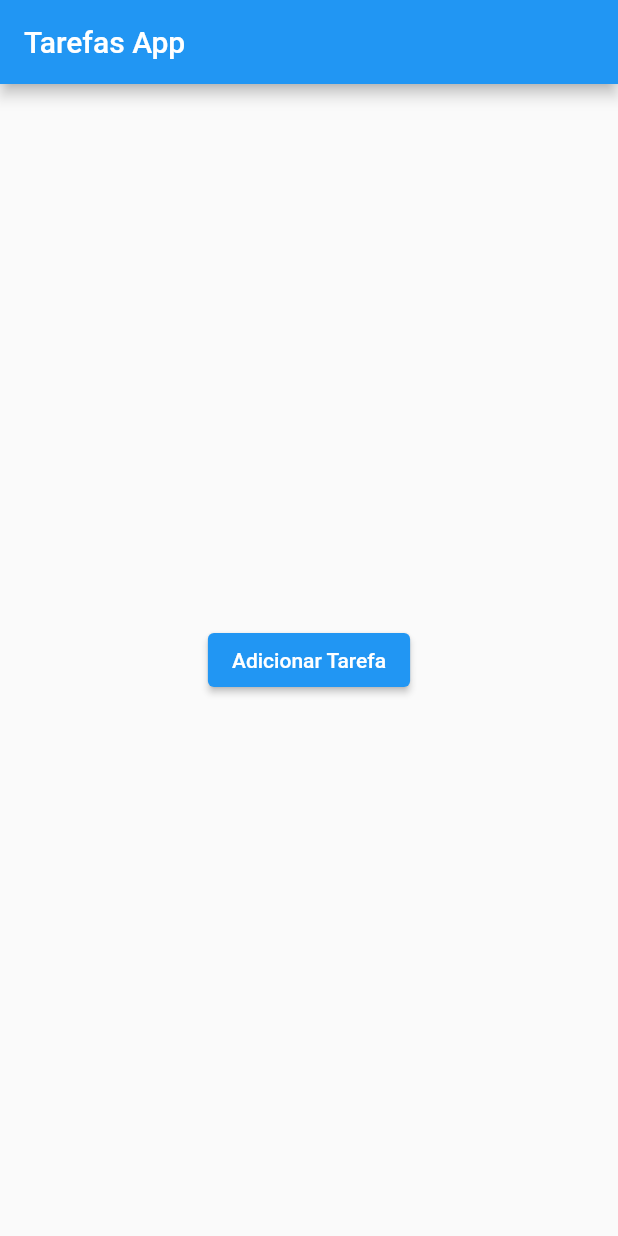
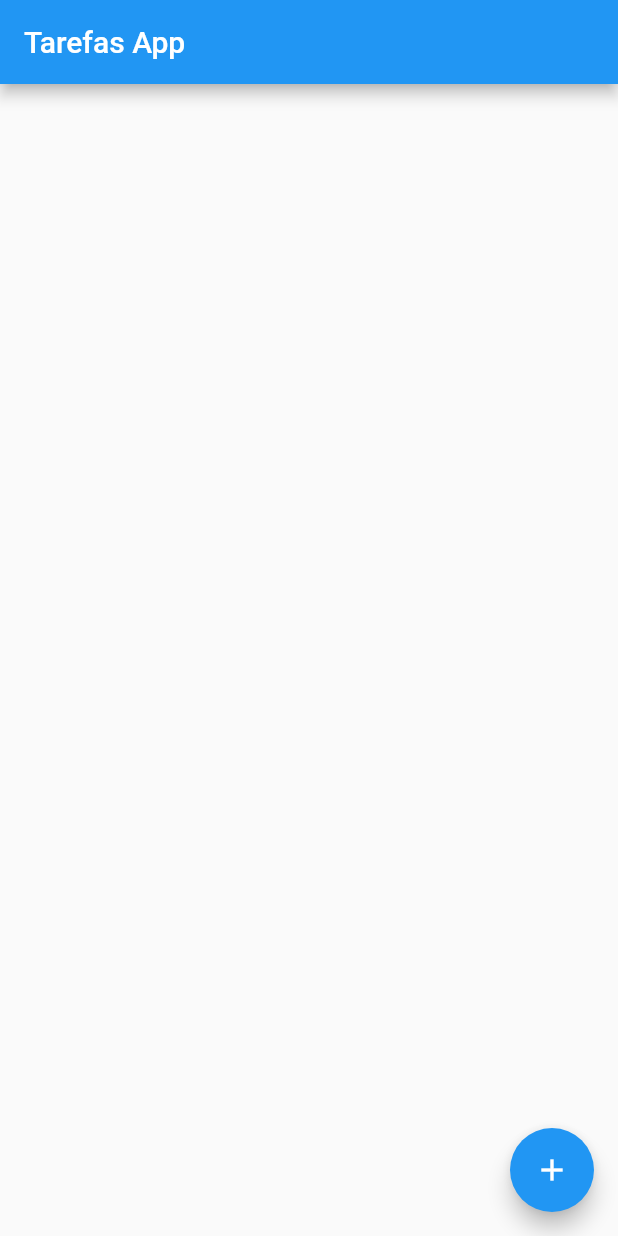
Before and after one commit to rafa-simoes22/rotina_zenial, a Flutter app: the screen it shows after launch, on a phone screen of 412 x 824 dp. Run offline on Flutter 3.47's test engine with Material 2 defaults, Android fonts, the phone set to English and light mode, and no system bars; our stand-ins replace sqflite; accounts and stored records are empty.

Commit message:
tela inicial com adicionar tarefa

```diff
--- a/lib/adicionar_tarefa.dart
+++ b/lib/adicionar_tarefa.dart
@@ -1,4 +1,37 @@
+import 'dart:convert';
 import 'package:flutter/material.dart';
+
+class Tarefa {
+  String titulo;
+  String descricao;
+  String dataVencimento;
+  String prioridade;
+
+  Tarefa({
+    required this.titulo,
+    required this.descricao,
+    required this.dataVencimento,
+    required this.prioridade,
+  });
+
+  Map<String, dynamic> toJson() {
+    return {
+      'titulo': titulo,
+      'descricao': descricao,
+      'dataVencimento': dataVencimento,
+      'prioridade': prioridade,
+    };
+  }
+
+  factory Tarefa.fromJson(Map<String, dynamic> json) {
+    return Tarefa(
+      titulo: json['titulo'],
+      descricao: json['descricao'],
+      dataVencimento: json['dataVencimento'],
+      prioridade: json['prioridade'],
+    );
+  }
+}
 
 void main() {
   runApp(TarefasApp());
@@ -16,8 +49,16 @@ class _TarefasAppState extends State<TarefasApp> {
   String _prioridadeSelecionada = 'Alto';
 
   void _adicionarTarefa() {
-    // Aqui você pode lidar com a lógica para adicionar tarefas
-    // Os valores estão disponíveis nos controladores (_tituloController, _descricaoController, etc.)
+    Tarefa novaTarefa = Tarefa(
+      titulo: _tituloController.text,
+      descricao: _descricaoController.text,
+      dataVencimento: _dataVencimentoController.text,
+      prioridade: _prioridadeSelecionada,
+    );
+
+    String tarefaJson = jsonEncode(novaTarefa);
+
+    Navigator.of(context).pop(tarefaJson); // Passa os dados de volta para a tela principal
   }
 
   @override
--- a/lib/main.dart
+++ b/lib/main.dart
@@ -1,5 +1,38 @@
+import 'dart:convert';
 import 'package:flutter/material.dart';
 import 'adicionar_tarefa.dart';
+
+class Tarefa {
+  String titulo;
+  String descricao;
+  String dataVencimento;
+  String prioridade;
+
+  Tarefa({
+    required this.titulo,
+    required this.descricao,
+    required this.dataVencimento,
+    required this.prioridade,
+  });
+
+  Map<String, dynamic> toJson() {
+    return {
+      'titulo': titulo,
+      'descricao': descricao,
+      'dataVencimento': dataVencimento,
+      'prioridade': prioridade,
+    };
+  }
+
+  factory Tarefa.fromJson(Map<String, dynamic> json) {
+    return Tarefa(
+      titulo: json['titulo'],
+      descricao: json['descricao'],
+      dataVencimento: json['dataVencimento'],
+      prioridade: json['prioridade'],
+    );
+  }
+}
 
 void main() {
   runApp(MyApp());
@@ -14,23 +47,46 @@ class MyApp extends StatelessWidget {
   }
 }
 
-class TelaPrincipal extends StatelessWidget {
+class TelaPrincipal extends StatefulWidget {
+  @override
+  _TelaPrincipalState createState() => _TelaPrincipalState();
+}
+
+class _TelaPrincipalState extends State<TelaPrincipal> {
+  List<Tarefa> tarefas = [];
+
   @override
   Widget build(BuildContext context) {
     return Scaffold(
       appBar: AppBar(
         title: Text('Tarefas App'),
       ),
-      body: Center(
-        child: ElevatedButton(
-          onPressed: () {
-            // Navegar para a tela de adicionar tarefa quando o botão for pressionado
-            Navigator.of(context).push(MaterialPageRoute(
-              builder: (context) => TarefasApp(), // Usando TarefasApp para a tela de adicionar tarefa
-            ));
-          },
-          child: Text('Adicionar Tarefa'),
-        ),
+      body: ListView.builder(
+        itemCount: tarefas.length,
+        itemBuilder: (context, index) {
+          return ListTile(
+            title: Text(tarefas[index].titulo),
+            subtitle: Text(tarefas[index].descricao),
+            // Exibir outras informações da tarefa aqui
+          );
+        },
+      ),
+      floatingActionButton: FloatingActionButton(
+        onPressed: () async {
+          final tarefaJson = await Navigator.of(context).push<String>(
+            MaterialPageRoute(
+              builder: (context) => TarefasApp(),
+            ),
+          );
+
+          if (tarefaJson != null) {
+            Tarefa novaTarefa = Tarefa.fromJson(jsonDecode(tarefaJson));
+            setState(() {
+              tarefas.add(novaTarefa);
+            });
+          }
+        },
+        child: Icon(Icons.add),
       ),
     );
   }
```
